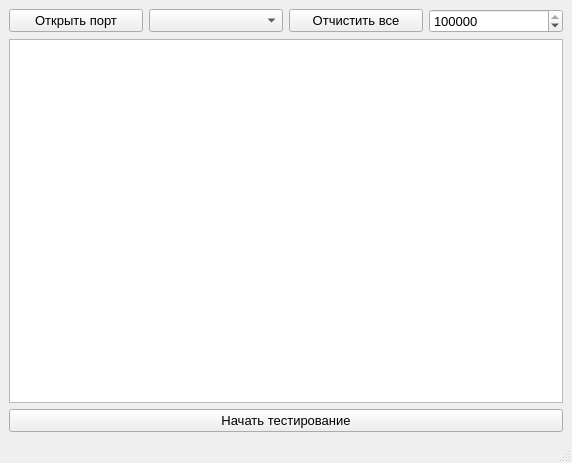
Old version of the form mainwindow.ui in the repository Gessan29/Desktop_UART.
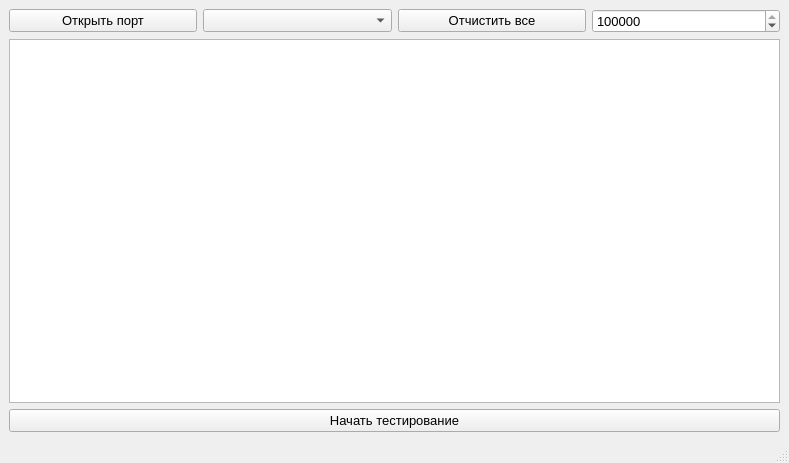
New version of the form. Custom widgets are drawn as their Qt base class.

The edit to the form file:
```diff
--- a/mainwindow.ui
+++ b/mainwindow.ui
@@ -6,7 +6,7 @@
    <rect>
     <x>0</x>
     <y>0</y>
-    <width>572</width>
+    <width>789</width>
     <height>463</height>
    </rect>
   </property>
```
Left out of the diff: 2 changed lines with no effect on the pictures.
